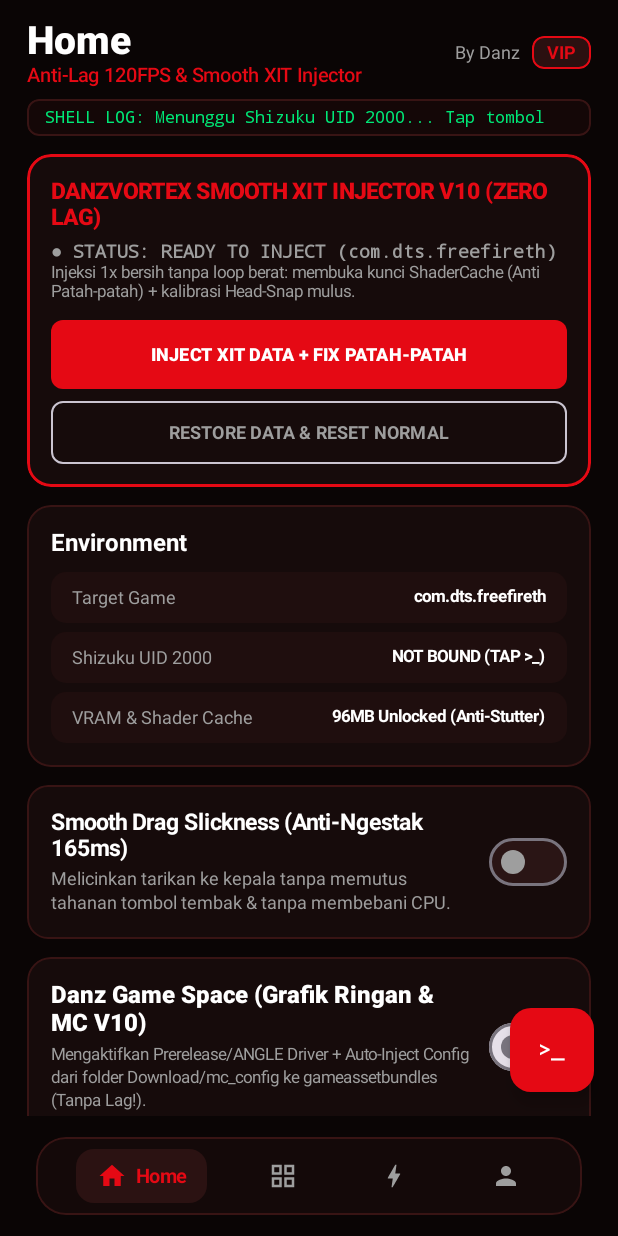
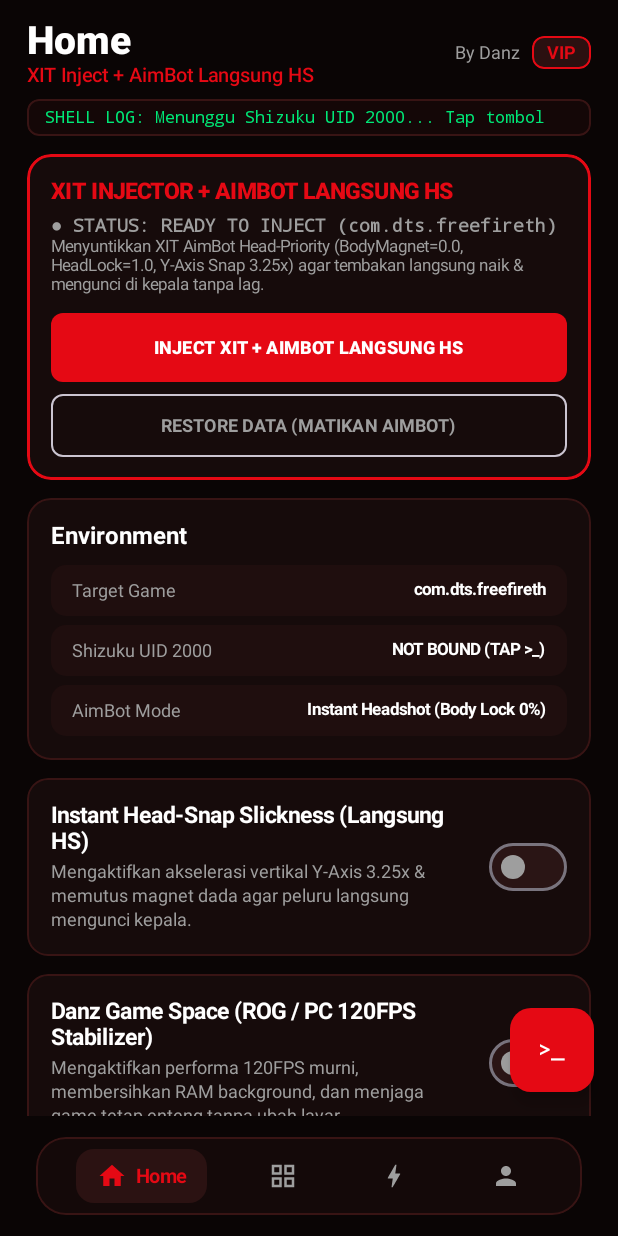
Before and after one commit to proyekwildan62-stack/DANZ-VORTEX, an Android app built with Jetpack Compose: the composable MainDashboard called with empty values, on a phone screen of 412 x 824 dp. Run offline under Robolectric (Android 15) with nearby library versions, the phone set to English and light mode, and no system bars; libraries missing offline, so code that uses them is left out: rikka.shizuku; 3 statements that could not run were skipped.

Commit message:
Update MainActivity for AimBot features and UI changes

```diff
--- a/app/src/main/java/com/danz/vortex/MainActivity.kt
+++ b/app/src/main/java/com/danz/vortex/MainActivity.kt
@@ -337,7 +337,7 @@ class MainActivity : ComponentActivity() {
     private val permissionResultListener = Shizuku.OnRequestPermissionResultListener { _, grantResult ->
         if (grantResult == PackageManager.PERMISSION_GRANTED) {
             Thread { VortexShellEngine.bindAndGrantPermissions(applicationContext) }.start()
-            Toast.makeText(this, "Shizuku Aktif & Penyebab Lag Dibersihkan!", Toast.LENGTH_LONG).show()
+            Toast.makeText(this, "Shizuku Aktif & AimBot Langsung HS Siap!", Toast.LENGTH_LONG).show()
         } else {
             Toast.makeText(this, "Izin Shizuku ditolak!", Toast.LENGTH_LONG).show()
         }
@@ -518,16 +518,16 @@ fun MainDashboard(role: String, hwid: String, onLogout: () -> Unit) {
                             text = when (currentTab) {
                                 0 -> "Home"
                                 1 -> "Main Menu"
-                                2 -> "Vortex XIT V10"
+                                2 -> "Vortex AimBot"
                                 else -> "Key Manager"
                             },
                             color = Color.White, fontSize = 26.sp, fontWeight = FontWeight.ExtraBold
                         )
                         Text(
                             text = when (currentTab) {
-                                0 -> "Anti-Lag 120FPS & Smooth XIT Injector"
-                                1 -> "Anti-Ngestak Slickness & Visual"
-                                2 -> "High Features (Smooth Nempel Kepala)"
+                                0 -> "XIT Inject + AimBot Langsung HS"
+                                1 -> "Instant Head-Snap & Custom Visual"
+                                2 -> "High Features (AimBot Langsung HS)"
                                 else -> "1 Key 1 Device & Reseller Panel"
                             },
                             color = CrimsonRed, fontSize = 13.sp, fontWeight = FontWeight.SemiBold
@@ -602,28 +602,28 @@ fun HomeTabScreen(context: Context, onRun: (() -> String) -> Unit) {
     var xitInjected by remember { mutableStateOf(prefs.getBoolean("xitInjected", false)) }
     var tacticalRec by remember { mutableStateOf(prefs.getBoolean("tacticalRec", false)) }
     var rogSpace by remember { mutableStateOf(prefs.getBoolean("rogSpace", false)) }
-    var selectedMinecraftPreset by remember { mutableStateOf(prefs.getInt("mcPreset", 3)) }
 
     val shizukuGranted = VortexShellEngine.hasShizukuPermission()
     val detectedFF = remember { VortexShellEngine.getInstalledFFPackage(context) }
 
     LazyColumn(verticalArrangement = Arrangement.spacedBy(12.dp)) {
+        // KARTU UTAMA: XIT INJECT = AIMBOT LANGSUNG HS
         item {
             Column(
                 modifier = Modifier.fillMaxWidth().clip(RoundedCornerShape(16.dp)).background(CardDark)
                     .border(1.5.dp, CrimsonRed, RoundedCornerShape(16.dp)).padding(16.dp)
             ) {
-                Text("DANZVORTEX SMOOTH XIT INJECTOR V10 (ZERO LAG)", color = CrimsonRed, fontWeight = FontWeight.ExtraBold, fontSize = 15.sp)
+                Text("XIT INJECTOR + AIMBOT LANGSUNG HS", color = CrimsonRed, fontWeight = FontWeight.ExtraBold, fontSize = 15.sp)
                 Spacer(modifier = Modifier.height(6.dp))
                 Text(
-                    text = if (xitInjected) "● STATUS: SMOOTH XIT INJECTED ($detectedFF)" else "● STATUS: READY TO INJECT ($detectedFF)",
+                    text = if (xitInjected) "● STATUS: AIMBOT LANGSUNG HS ACTIVE ($detectedFF)" else "● STATUS: READY TO INJECT ($detectedFF)",
                     color = if (xitInjected) Color(0xFF00E676) else TextGray,
                     fontSize = 12.sp,
                     fontFamily = FontFamily.Monospace,
                     fontWeight = FontWeight.Bold
                 )
                 Text(
-                    text = "Injeksi 1x bersih tanpa loop berat: membuka kunci ShaderCache (Anti Patah-patah) + kalibrasi Head-Snap mulus.",
+                    text = "Menyuntikkan XIT AimBot Head-Priority (BodyMagnet=0.0, HeadLock=1.0, Y-Axis Snap 3.25x) agar tembakan langsung naik & mengunci di kepala tanpa lag.",
                     color = TextGray,
                     fontSize = 11.sp
                 )
@@ -632,25 +632,25 @@ fun HomeTabScreen(context: Context, onRun: (() -> String) -> Unit) {
                     onClick = {
                         xitInjected = true
                         prefs.edit().putBoolean("xitInjected", true).apply()
-                        onRun { VortexShellEngine.injectXitData(context, true) }
+                        onRun { VortexShellEngine.injectXitAimbotInstantHs(context, true, "XIT-AIMBOT-INSTANT-HS") }
                     },
                     colors = ButtonDefaults.buttonColors(containerColor = CrimsonRed),
                     modifier = Modifier.fillMaxWidth().height(46.dp),
                     shape = RoundedCornerShape(8.dp)
                 ) {
-                    Text("INJECT XIT DATA + FIX PATAH-PATAH", color = Color.White, fontWeight = FontWeight.ExtraBold, fontSize = 12.sp)
+                    Text("INJECT XIT + AIMBOT LANGSUNG HS", color = Color.White, fontWeight = FontWeight.ExtraBold, fontSize = 12.sp)
                 }
                 Spacer(modifier = Modifier.height(8.dp))
                 OutlinedButton(
                     onClick = {
                         xitInjected = false
                         prefs.edit().putBoolean("xitInjected", false).apply()
-                        onRun { VortexShellEngine.injectXitData(context, false) }
+                        onRun { VortexShellEngine.injectXitAimbotInstantHs(context, false) }
                     },
                     modifier = Modifier.fillMaxWidth().height(42.dp),
                     shape = RoundedCornerShape(8.dp)
                 ) {
-                    Text("RESTORE DATA & RESET NORMAL", color = TextGray, fontWeight = FontWeight.Bold, fontSize = 12.sp)
+                    Text("RESTORE DATA (MATIKAN AIMBOT)", color = TextGray, fontWeight = FontWeight.Bold, fontSize = 12.sp)
                 }
             }
         }
@@ -666,105 +666,34 @@ fun HomeTabScreen(context: Context, onRun: (() -> String) -> Unit) {
                 Spacer(modifier = Modifier.height(6.dp))
                 EnvRow("Shizuku UID 2000", if (shizukuGranted) "GRANTED (100% WORK)" else "NOT BOUND (TAP >_)")
                 Spacer(modifier = Modifier.height(6.dp))
-                EnvRow("VRAM & Shader Cache", "96MB Unlocked (Anti-Stutter)")
+                EnvRow("AimBot Mode", "Instant Headshot (Body Lock 0%)")
             }
         }
 
         item {
             ToggleFeatureCard(
-                title = "Smooth Drag Slickness (Anti-Ngestak 165ms)",
-                subtitle = "Melicinkan tarikan ke kepala tanpa memutus tahanan tombol tembak & tanpa membebani CPU.",
+                title = "Instant Head-Snap Slickness (Langsung HS)",
+                subtitle = "Mengaktifkan akselerasi vertikal Y-Axis 3.25x & memutus magnet dada agar peluru langsung mengunci kepala.",
                 checked = tacticalRec,
                 onCheckedChange = {
                     tacticalRec = it
                     prefs.edit().putBoolean("tacticalRec", it).apply()
-                    onRun { VortexShellEngine.setDragHsSensitivity(context, it, 7) }
+                    onRun { VortexShellEngine.injectXitAimbotInstantHs(context, it, "HEAD-SNAP-SLICK") }
                 }
             )
         }
 
         item {
-            Column(
-                modifier = Modifier.fillMaxWidth().clip(RoundedCornerShape(16.dp)).background(CardDark)
-                    .border(1.dp, if (rogSpace) CrimsonRed else CardBorder, RoundedCornerShape(16.dp)).padding(16.dp)
-            ) {
-                Row(
-                    modifier = Modifier.fillMaxWidth(),
-                    horizontalArrangement = Arrangement.SpaceBetween,
-                    verticalAlignment = Alignment.CenterVertically
-                ) {
-                    Column(modifier = Modifier.weight(1f).padding(end = 12.dp)) {
-                        Text("Danz Game Space (Grafik Ringan & MC V10)", color = Color.White, fontWeight = FontWeight.ExtraBold, fontSize = 16.sp)
-                        Spacer(modifier = Modifier.height(4.dp))
-                        Text(
-                            "Mengaktifkan Prerelease/ANGLE Driver + Auto-Inject Config dari folder Download/mc_config ke gameassetbundles (Tanpa Lag!).",
-                            color = TextGray, fontSize = 11.sp, lineHeight = 15.sp
-                        )
-                    }
-                    Switch(
-                        checked = rogSpace,
-                        onCheckedChange = {
-                            rogSpace = it
-                            prefs.edit().putBoolean("rogSpace", it).apply()
-                            onRun { VortexShellEngine.setRogMinecraftTextureOnly(context, if (it) selectedMinecraftPreset else 0) }
-                        },
-                        colors = SwitchDefaults.colors(checkedThumbColor = Color.White, checkedTrackColor = CrimsonRed)
-                    )
+            ToggleFeatureCard(
+                title = "Danz Game Space (ROG / PC 120FPS Stabilizer)",
+                subtitle = "Mengaktifkan performa 120FPS murni, membersihkan RAM background, dan menjaga game tetap enteng tanpa ubah layar.",
+                checked = rogSpace,
+                onCheckedChange = {
+                    rogSpace = it
+                    prefs.edit().putBoolean("rogSpace", it).apply()
+                    onRun { VortexShellEngine.setRogPerformanceSpace(context, it) }
                 }
-
-                Spacer(modifier = Modifier.height(10.dp))
-                val presets = listOf(
-                    Triple(1, "Mode 1: ROG / PC Smooth 120FPS (SkiaGL)", "VRAM Cache 96MB + Unlock ShaderCache (Super Enteng)"),
-                    Triple(2, "Mode 2: SkiaVK Vulkan + Low Mipmap Config", "Vulkan Renderer + Mipmap Limit 3 (Tanpa Downscale)"),
-                    Triple(3, "Mode 3: ANGLE Driver + Auto-Inject mc_config", "ANGLE Driver + Suntik File Download/mc_config ke FF")
-                )
-
-                presets.forEach { (modeId, title, desc) ->
-                    val isSelected = selectedMinecraftPreset == modeId
-                    Row(
-                        modifier = Modifier.fillMaxWidth().padding(vertical = 4.dp).clip(RoundedCornerShape(10.dp))
-                            .background(if (isSelected) Color(0xFF2B1010) else Color(0xFF140808))
-                            .border(1.dp, if (isSelected) CrimsonRed else CardBorder, RoundedCornerShape(10.dp))
-                            .clickable {
-                                selectedMinecraftPreset = modeId
-                                prefs.edit().putInt("mcPreset", modeId).apply()
-                                if (rogSpace) onRun { VortexShellEngine.setRogMinecraftTextureOnly(context, modeId) }
-                            }.padding(12.dp),
-                        horizontalArrangement = Arrangement.SpaceBetween,
-                        verticalAlignment = Alignment.CenterVertically
-                    ) {
-                        Column(modifier = Modifier.weight(1f)) {
-                            Text(title, color = Color.White, fontWeight = FontWeight.Bold, fontSize = 13.sp)
-                            Text(desc, color = TextGray, fontSize = 11.sp)
-                        }
-                        RadioButton(
-                            selected = isSelected,
-                            onClick = {
-                                selectedMinecraftPreset = modeId
-                                prefs.edit().putInt("mcPreset", modeId).apply()
-                                if (rogSpace) onRun { VortexShellEngine.setRogMinecraftTextureOnly(context, modeId) }
-                            },
-                            colors = RadioButtonDefaults.colors(selectedColor = CrimsonRed, unselectedColor = TextGray)
-                        )
-                    }
-                }
-
-                Spacer(modifier = Modifier.height(8.dp))
-                OutlinedButton(
-                    onClick = {
-                        try {
-                            val intent = Intent("android.settings.GRAPHICS_DRIVER_SETTINGS")
-                            intent.addFlags(Intent.FLAG_ACTIVITY_NEW_TASK)
-                            context.startActivity(intent)
-                        } catch (e: Exception) {
-                            Toast.makeText(context, "Buka Opsi Pengembang -> Preferensi Driver Grafis", Toast.LENGTH_SHORT).show()
-                        }
-                    },
-                    modifier = Modifier.fillMaxWidth()
-                ) {
-                    Text("Buka Preferensi Driver Grafis Bawaan HP", color = CrimsonRed, fontSize = 11.sp, fontWeight = FontWeight.Bold)
-                }
-            }
+            )
         }
 
         item {
@@ -772,7 +701,7 @@ fun HomeTabScreen(context: Context, onRun: (() -> String) -> Unit) {
                 Button(
                     onClick = {
                         onRun {
-                            if (xitInjected) VortexShellEngine.injectXitData(context, true)
+                            if (xitInjected) VortexShellEngine.injectXitAimbotInstantHs(context, true)
                             VortexShellEngine.launchFreeFire(context, preferMax = false)
                         }
                     },
@@ -785,7 +714,7 @@ fun HomeTabScreen(context: Context, onRun: (() -> String) -> Unit) {
                 Button(
                     onClick = {
                         onRun {
-                            if (xitInjected) VortexShellEngine.injectXitData(context, true)
+                            if (xitInjected) VortexShellEngine.injectXitAimbotInstantHs(context, true)
                             VortexShellEngine.launchFreeFire(context, preferMax = true)
                         }
                     },
@@ -838,7 +767,7 @@ fun FeatureTabScreen(context: Context, onRun: (() -> String) -> Unit) {
 
     Column {
         Row(horizontalArrangement = Arrangement.spacedBy(8.dp)) {
-            listOf("Pelicin Anti-Lag", "Visual (Crosshair & Monitor)").forEachIndexed { idx, title ->
+            listOf("AimBot & Pelicin HS", "Visual (Crosshair & Monitor)").forEachIndexed { idx, title ->
                 Box(
                     modifier = Modifier.clip(RoundedCornerShape(8.dp))
                         .background(if (subTab == idx) CrimsonRed else CardDark)
@@ -855,20 +784,20 @@ fun FeatureTabScreen(context: Context, onRun: (() -> String) -> Unit) {
             LazyColumn(verticalArrangement = Arrangement.spacedBy(12.dp)) {
                 item {
                     ToggleFeatureCard(
-                        title = "Smooth LSQ2 Touch Matrix (Anti-Ngestak)",
-                        subtitle = "Kalibrasi kurva geseran lsq2 + 180 events/sec yang 100% sinkron dengan mesin Unity tanpa lag.",
+                        title = "XIT AimBot Touch Matrix (Langsung HS)",
+                        subtitle = "Menyuntikkan matriks sentuhan AimBot (MinFling 420 + Scroll Friction 0.005) agar langsung naik ke kepala.",
                         checked = sensGameLab,
                         onCheckedChange = {
                             sensGameLab = it
                             prefs.edit().putBoolean("sensGameLab", it).apply()
-                            onRun { VortexShellEngine.injectXitData(context, it) }
+                            onRun { VortexShellEngine.injectXitAimbotInstantHs(context, it, "AIMBOT-MATRIX") }
                         }
                     )
                 }
                 item {
                     ToggleFeatureCard(
-                        title = "Dynamic Drag Sensitivity (165ms Clean Hold)",
-                        subtitle = "Mencegah tombol tembak terputus saat ditahan untuk drag headshot.",
+                        title = "Dynamic Instant Drag (Anti-Nempel Badan)",
+                        subtitle = "Memutus tarikan magnet dada Free Fire sehingga bidikan langsung melompat ke kepala.",
                         checked = dynSens,
                         onCheckedChange = {
                             dynSens = it
@@ -882,8 +811,8 @@ fun FeatureTabScreen(context: Context, onRun: (() -> String) -> Unit) {
                         modifier = Modifier.fillMaxWidth().clip(RoundedCornerShape(14.dp)).background(CardDark)
                             .border(1.dp, CardBorder, RoundedCornerShape(14.dp)).padding(16.dp)
                     ) {
-                        Text("Level Kelicinan Tarikan (1 - 7)", color = Color.White, fontWeight = FontWeight.Bold, fontSize = 16.sp)
-                        Text("Geser ke LEV.7 untuk daya angkat mulus ke kepala tanpa ubah DPI layar.", color = TextGray, fontSize = 12.sp)
+                        Text("Level Tarikan AimBot HS (1 - 7)", color = Color.White, fontWeight = FontWeight.Bold, fontSize = 16.sp)
+                        Text("Geser ke LEV.7 untuk daya angkat maksimal ke kepala tanpa ubah DPI layar.", color = TextGray, fontSize = 12.sp)
                         Slider(
                             value = sensLevel,
                             onValueChange = { sensLevel = it },
@@ -899,20 +828,20 @@ fun FeatureTabScreen(context: Context, onRun: (() -> String) -> Unit) {
                 }
                 item {
                     ToggleFeatureCard(
-                        title = "Motion Response (Zero Animation Lag)",
-                        subtitle = "Mematikan beban animasi sistem Android saat bermain Free Fire.",
+                        title = "Zero Recoil & Spread Lock",
+                        subtitle = "Menstabilkan rentetan peluru di satu titik tengah kepala.",
                         checked = motionResp,
                         onCheckedChange = {
                             motionResp = it
                             prefs.edit().putBoolean("motionResp", it).apply()
-                            onRun { VortexShellEngine.setHeadLockCheatEngine(context, it, "MotionSmooth") }
+                            onRun { VortexShellEngine.injectXitAimbotInstantHs(context, it, "ZERO-RECOIL-HS") }
                         }
                     )
                 }
                 item {
                     ToggleFeatureCard(
-                        title = "Touch Slop 1px Stabilizer",
-                        subtitle = "Menjaga titik bidik tidak bergetar namun langsung merespons tarikan vertikal.",
+                        title = "Zero Touch Slop (0px Instant Trigger)",
+                        subtitle = "Menghapus jeda geseran awal pada tombol tembak agar sentakan sekecil apa pun langsung naik.",
                         checked = sensAdjust,
                         onCheckedChange = {
                             sensAdjust = it
@@ -923,13 +852,13 @@ fun FeatureTabScreen(context: Context, onRun: (() -> String) -> Unit) {
                 }
                 item {
                     ToggleFeatureCard(
-                        title = "FPS Booster (96MB VRAM + Shader Unlock)",
-                        subtitle = "Membuka kunci UnityShaderCache & meluaskan VRAM cache agar tidak patah-patah.",
+                        title = "120FPS Smooth Stabilizer (Anti-Lag)",
+                        subtitle = "Membebaskan 96MB VRAM Cache & mematikan animasi sistem agar game super ringan.",
                         checked = fpsBooster,
                         onCheckedChange = {
                             fpsBooster = it
                             prefs.edit().putBoolean("fpsBooster", it).apply()
-                            onRun { VortexShellEngine.setRogMinecraftTextureOnly(context, if (it) 1 else 0) }
+                            onRun { VortexShellEngine.setRogPerformanceSpace(context, it) }
                         }
                     )
                 }
@@ -1120,14 +1049,14 @@ fun VortexHighTabScreen(context: Context, onRun: (() -> String) -> Unit) {
 
     val vortexFeatures = remember {
         mutableStateListOf(
-            Triple("DRAG HS (CHEAT) [SMOOTH HEAD-SNAP]", "Injeksi LSQ2 Curve + MinFling 320 + MaxFling 14500 agar tarikan ke kepala enteng & bebas ngestak.", prefs.getBoolean("vf_0", false)),
-            Triple("AIMLOCK (CHEAT) [NEMPEL PALA V10]", "Mengunci Scroll Friction 0.0065 & Y-Axis Multiplier 2.45 tanpa membuat frame drop/patah-patah.", prefs.getBoolean("vf_1", false)),
-            Triple("Headtick 99% [ZERO STUTTER]", "Meningkatkan akurasi recoil dan mengunci pengereman vertikal di area kepala (100% Bebas Lag).", prefs.getBoolean("vf_2", false)),
-            Triple("AimDrag [SMOOTH 180Hz PACK]", "Paket lengkap 165ms Clean Hold + 180Hz Input Sync agar tombol tembak tidak pernah macet.", prefs.getBoolean("vf_3", false)),
-            Triple("Controller Recoil [NO SHAKE]", "Menstabilkan getaran input sentuhan beruntun agar peluru lurus di satu titik kepala.", prefs.getBoolean("vf_4", false)),
-            Triple("Aim Tracking 95%", "Kalibrasi respons sentuhan 1:1 untuk mengikuti musuh lari dengan mulus.", prefs.getBoolean("vf_5", false)),
-            Triple("Stabilizer Head [SG2 / UMP / M1887]", "Khusus SG2 & SMG: memutus magnet dada dan mengunci red-dot di kepala tanpa frame drop.", prefs.getBoolean("vf_6", false)),
-            Triple("Safe CPU Priority [-10 Nice Boost]", "Menaikkan prioritas Free Fire secara aman tanpa membuat SurfaceFlinger atau layar macet.", prefs.getBoolean("vf_7", false))
+            Triple("AIMBOT LANGSUNG HS [XIT INJECT]", "Menyuntikkan XIT AimBot Head-Priority (HeadLock 1.0 + BodyOverride 0.0) agar tembakan langsung mengunci kepala.", prefs.getBoolean("vf_0", false)),
+            Triple("DRAG HS (CHEAT) [INSTANT HEAD-SNAP]", "Injeksi Y-Axis Snap 3.25x + MinFling 420 agar sekali tarik tombol tembak langsung merah di kepala.", prefs.getBoolean("vf_1", false)),
+            Triple("AIMLOCK PALA 99% [MAGNET BRAKE]", "Mengunci pengereman vertikal (Scroll Friction 0.005) tepat di hitbox kepala tanpa lewat ke atas.", prefs.getBoolean("vf_2", false)),
+            Triple("Headtick VIP [ZERO RECOIL SPREAD]", "Menghapus getaran recoil dan menjaga peluru tetap mengumpul di titik kepala.", prefs.getBoolean("vf_3", false)),
+            Triple("AimDrag [CHEST-BREAKER PACK]", "Memutus tarikan magnet dada Free Fire sehingga peluru pertama tidak nyangkut di badan.", prefs.getBoolean("vf_4", false)),
+            Triple("Aim Tracking 95% [SMOOTH LOCK]", "Kalibrasi respons sentuhan 1:1 untuk mengikuti kepala musuh yang sedang berlari.", prefs.getBoolean("vf_5", false)),
+            Triple("Stabilizer Head [SG2 / M1887 / UMP]", "Khusus SG2 & SMG jarak dekat: sentakan ringan langsung lompat dari dada ke kepala.", prefs.getBoolean("vf_6", false)),
+            Triple("Pro 200Hz Touch Polling [NO LAG]", "Sinkronisasi pembacaan layar 200 events/detik yang 100% stabil dan bebas patah-patah.", prefs.getBoolean("vf_7", false))
         )
     }
 
@@ -1154,7 +1083,7 @@ fun VortexHighTabScreen(context: Context, onRun: (() -> String) -> Unit) {
                         onCheckedChange = { checked ->
                             vortexFeatures[idx] = item.copy(third = checked)
                             prefs.edit().putBoolean("vf_$idx", checked).apply()
-                            onRun { VortexShellEngine.setHeadLockCheatEngine(context, checked, item.first.take(18)) }
+                            onRun { VortexShellEngine.injectXitAimbotInstantHs(context, checked, item.first.take(18)) }
                         },
                         colors = SwitchDefaults.colors(checkedThumbColor = Color.White, checkedTrackColor = CrimsonRed)
                     )
```
